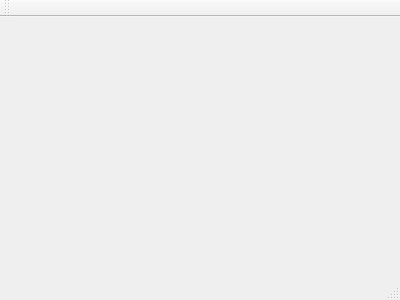
Qt form wireworld-cuda/mainwindow.ui (eszkadev/wireworld-cuda) before a commit.
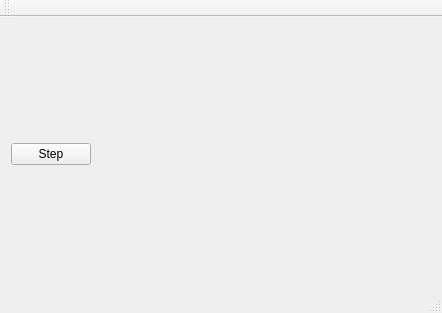
The same form after that commit.

Diff of the .ui file:
```diff
--- a/wireworld-cuda/mainwindow.ui
+++ b/wireworld-cuda/mainwindow.ui
@@ -1,24 +1,75 @@
 <ui version="4.0">
  <class>MainWindow</class>
- <widget class="QMainWindow" name="MainWindow" >
-  <property name="geometry" >
+ <widget class="QMainWindow" name="MainWindow">
+  <property name="geometry">
    <rect>
     <x>0</x>
     <y>0</y>
-    <width>400</width>
-    <height>300</height>
+    <width>442</width>
+    <height>313</height>
    </rect>
   </property>
   <property name="windowTitle" >
    <string>MainWindow</string>
   </property>
-  <widget class="QMenuBar" name="menuBar" />
-  <widget class="QToolBar" name="mainToolBar" />
-  <widget class="QWidget" name="centralWidget" />
-  <widget class="QStatusBar" name="statusBar" />
+  <widget class="QWidget" name="centralWidget">
+   <property name="sizePolicy">
+    <sizepolicy hsizetype="Maximum" vsizetype="Maximum">
+     <horstretch>0</horstretch>
+     <verstretch>0</verstretch>
+    </sizepolicy>
+   </property>
+   <layout class="QGridLayout" name="gridLayout_2">
+    <item row="1" column="0">
+     <layout class="QGridLayout" name="gridLayout"/>
+    </item>
+    <item row="0" column="0">
+     <layout class="QHBoxLayout" name="horizontalLayout_2">
+      <item>
+       <widget class="QPushButton" name="stepButton">
+        <property name="text">
+         <string>Step</string>
+        </property>
+       </widget>
+      </item>
+      <item>
+       <spacer name="horizontalSpacer">
+        <property name="orientation">
+         <enum>Qt::Horizontal</enum>
+        </property>
+        <property name="sizeHint" stdset="0">
+         <size>
+          <width>40</width>
+          <height>20</height>
+         </size>
+        </property>
+       </spacer>
+      </item>
+     </layout>
+    </item>
+   </layout>
+  </widget>
+  <widget class="QMenuBar" name="menuBar">
+   <property name="geometry">
+    <rect>
+     <x>0</x>
+     <y>0</y>
+     <width>442</width>
+     <height>29</height>
+    </rect>
+   </property>
+  </widget>
+  <widget class="QToolBar" name="mainToolBar">
+   <attribute name="toolBarArea">
+    <enum>TopToolBarArea</enum>
+   </attribute>
+   <attribute name="toolBarBreak">
+    <bool>false</bool>
+   </attribute>
+  </widget>
+  <widget class="QStatusBar" name="statusBar"/>
  </widget>
- <layoutDefault spacing="6" margin="11" />
- <pixmapfunction></pixmapfunction>
+ <layoutdefault spacing="6" margin="11"/>
  <resources/>
  <connections/>
 </ui>
```
Left out of the diff: 3 changed lines with no effect on the pictures.
